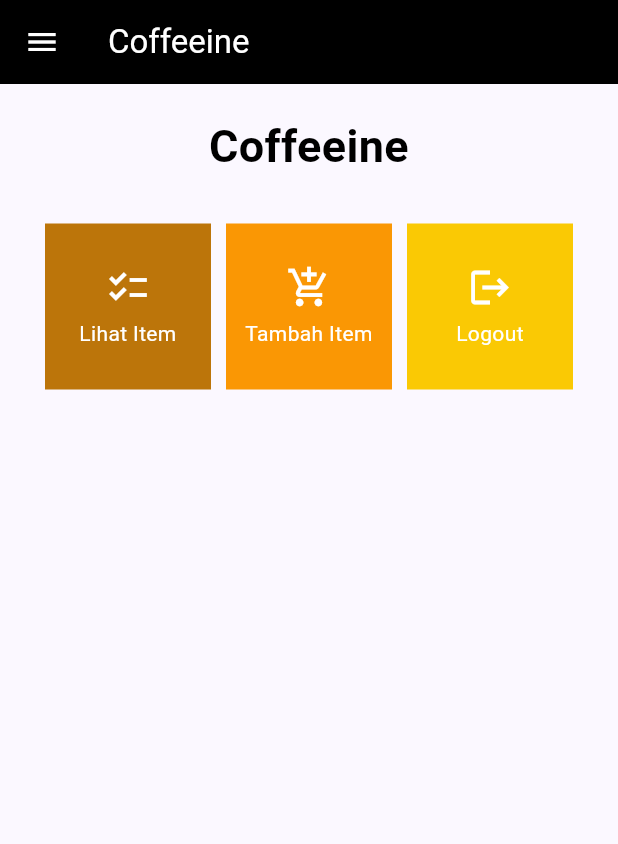
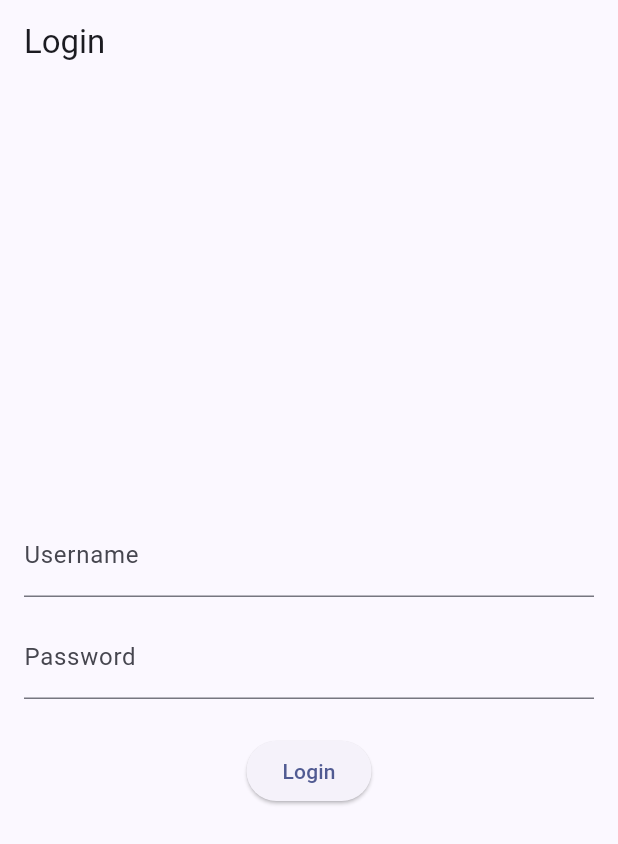
Before and after one commit to odracheer/coffeeine-mobile, a Flutter app: the screen it shows after launch, on a phone screen of 412 x 824 dp. Shown: the top 844 px of the screen. Run offline on Flutter 3.47's test engine with Material 2 defaults, Android fonts, the phone set to English and light mode, and no system bars; missing offline and left inert: pbp_django_auth.

Commit message:
Adding files for tugas 9

```diff
--- a/lib/main.dart
+++ b/lib/main.dart
@@ -1,5 +1,8 @@
 import 'package:flutter/material.dart';
 import 'package:coffeeine/screens/menu.dart';
+import 'package:provider/provider.dart';
+import 'package:pbp_django_auth/pbp_django_auth.dart';
+import 'package:coffeeine/screens/login.dart';
 
 
 void main() {
@@ -7,33 +10,23 @@
 }
 
 class MyApp extends StatelessWidget {
-  const MyApp({super.key});
+  const MyApp({Key? key}) : super(key: key);
 
-  // This widget is the root of your application.
  @override
     Widget build(BuildContext context) {
-    return MaterialApp(
+        return Provider(
+            create: (_) {
+                CookieRequest request = CookieRequest();
+                return request;
+            },
+            child: MaterialApp(
                 title: 'Coffeeine',
                 theme: ThemeData(
-        // This is the theme of your application.
-        //
-        // TRY THIS: Try running your application with "flutter run". You'll see
-        // the application has a blue toolbar. Then, without quitting the app,
-        // try changing the seedColor in the colorScheme below to Colors.green
-        // and then invoke "hot reload" (save your changes or press the "hot
-        // reload" button in a Flutter-supported IDE, or press "r" if you used
-        // the command line to start the app).
-        //
-        // Notice that the counter didn't reset back to zero; the application
-        // state is not lost during the reload. To reset the state, use hot
-        // restart instead.
-        //
-        // This works for code too, not just values: Most code changes can be
-        // tested with just a hot reload.
                     colorScheme: ColorScheme.fromSeed(seedColor: Colors.indigo),
                     useMaterial3: true,
                 ),
-      home: MyHomePage(),
+                home: const LoginPage()
+            ),
         );
     }
 }
--- /dev/null
+++ b/lib/screens/login.dart
@@ -0,0 +1,113 @@
+import 'package:coffeeine/screens/menu.dart';
+import 'package:flutter/material.dart';
+import 'package:pbp_django_auth/pbp_django_auth.dart';
+import 'package:provider/provider.dart';
+
+void main() {
+    runApp(const LoginApp());
+}
+
+class LoginApp extends StatelessWidget {
+const LoginApp({super.key});
+
+@override
+Widget build(BuildContext context) {
+    return MaterialApp(
+        title: 'Login',
+        theme: ThemeData(
+            primarySwatch: Colors.blue,
+    ),
+    home: const LoginPage(),
+    );
+    }
+}
+
+class LoginPage extends StatefulWidget {
+    const LoginPage({super.key});
+
+    @override
+    _LoginPageState createState() => _LoginPageState();
+}
+
+class _LoginPageState extends State<LoginPage> {
+    final TextEditingController _usernameController = TextEditingController();
+    final TextEditingController _passwordController = TextEditingController();
+
+    @override
+    Widget build(BuildContext context) {
+        final request = context.watch<CookieRequest>();
+        return Scaffold(
+            appBar: AppBar(
+                title: const Text('Login'),
+            ),
+            body: Container(
+                padding: const EdgeInsets.all(16.0),
+                child: Column(
+                    mainAxisAlignment: MainAxisAlignment.center,
+                    children: [
+                        TextField(
+                            controller: _usernameController,
+                            decoration: const InputDecoration(
+                                labelText: 'Username',
+                            ),
+                        ),
+                        const SizedBox(height: 12.0),
+                        TextField(
+                            controller: _passwordController,
+                            decoration: const InputDecoration(
+                                labelText: 'Password',
+                            ),
+                            obscureText: true,
+                        ),
+                        const SizedBox(height: 24.0),
+                        ElevatedButton(
+                            onPressed: () async {
+                                String username = _usernameController.text;
+                                String password = _passwordController.text;
+
+                                // Cek kredensial
+                                // Untuk menyambungkan Android emulator dengan Django pada localhost,
+                                // gunakan URL http://10.0.2.2/
+                                final response = await request.login("http://127.0.0.1:8000/json/", {
+                                'username': username,
+                                'password': password,
+                                });
+
+                                if (request.loggedIn) {
+                                    String message = response['message'];
+                                    String uname = response['username'];
+                                    Navigator.pushReplacement(
+                                        context,
+                                        MaterialPageRoute(builder: (context) => MyHomePage()),
+                                    );
+                                    ScaffoldMessenger.of(context)
+                                        ..hideCurrentSnackBar()
+                                        ..showSnackBar(
+                                            SnackBar(content: Text("$message Selamat datang, $uname.")));
+                                    } else {
+                                    showDialog(
+                                        context: context,
+                                        builder: (context) => AlertDialog(
+                                            title: const Text('Login Gagal'),
+                                            content:
+                                                Text(response['message']),
+                                            actions: [
+                                                TextButton(
+                                                    child: const Text('OK'),
+                                                    onPressed: () {
+                                                        Navigator.pop(context);
+                                                    },
+                                                ),
+                                            ],
+                                        ),
+                                    );
+                                }
+                            },
+                            child: const Text('Login'),
+                        ),
+                    ],
+                ),
+            ),
+        );
+    }
+}
--- a/lib/screens/menu.dart
+++ b/lib/screens/menu.dart
@@ -1,7 +1,5 @@
-import 'package:coffeeine/screens/show_coffee.dart';
 import 'package:flutter/material.dart';
 import 'package:coffeeine/widgets/left_drawer.dart';
-import 'package:coffeeine/screens/coffee_form.dart';
 import 'package:coffeeine/widgets/shop_card.dart';
 
 class MyHomePage extends StatelessWidget {
@@ -68,63 +66,3 @@
     );
   }
 }
-
-class ShopCard extends StatelessWidget {
-  final ShopItem item;
-
-  const ShopCard(this.item, {super.key}); // Constructor
-
-  @override
-  Widget build(BuildContext context) {
-    return Material(
-
-      color: item.color,
-
-      child: InkWell(
-        // Area responsive terhadap sentuhan
-        onTap: () {
-          // Memunculkan SnackBar ketika diklik
-          ScaffoldMessenger.of(context)
-            ..hideCurrentSnackBar()
-            ..showSnackBar(SnackBar(
-                content: Text("Kamu telah menekan tombol ${item.name}")));
-
-          if (item.name == "Tambah Item") {
-            Navigator.push(
-                  context,
-                  MaterialPageRoute(builder: (context) => const CoffeeFormPage(),
-            ));
-          }
-          else if (item.name == "Lihat Item") {
-            Navigator.push(
-                  context,
-                  MaterialPageRoute(builder: (context) => const ShowCoffeePage(),
-            ));
-          }
-        },
-        child: Container(
-          // Container untuk menyimpan Icon dan Text
-          padding: const EdgeInsets.all(8),
-          child: Center(
-            child: Column(
-              mainAxisAlignment: MainAxisAlignment.center,
-              children: [
-                Icon(
-                  item.icon,
-                  color: Colors.white,
-                  size: 30.0,
-                ),
-                const Padding(padding: EdgeInsets.all(3)),
-                Text(
-                  item.name,
-                  textAlign: TextAlign.center,
-                  style: const TextStyle(color: Colors.white),
-                ),
-              ],
-            ),
-          ),
-        ),
-      ),
-    );
-  }
-}
--- a/lib/widgets/globals.dart
+++ b/lib/widgets/globals.dart
@@ -1,4 +1,4 @@
-library libshop_mobile.globals;
-import 'package:coffeeine/screens/coffee_form.dart';
+// library libshop_mobile.globals;
+// import 'package:coffeeine/screens/coffee_form.dart';
 
-List<Coffee> coffeeList = [];
+// List<Coffee> coffeeList = [];
--- a/pubspec.yaml
+++ b/pubspec.yaml
@@ -35,6 +35,9 @@
   # The following adds the Cupertino Icons font to your application.
   # Use with the CupertinoIcons class for iOS style icons.
   cupertino_icons: ^1.0.2
+  provider: ^6.1.1
+  pbp_django_auth: ^0.4.0
+  http: ^1.1.0
 
 dev_dependencies:
   flutter_test:
```
Also changed, not shown: lib/models/item.dart (added, +65 -0 lines), lib/screens/coffee_form.dart (+33 -31 lines), lib/screens/list_item.dart (added, +90 -0 lines), lib/screens/show_coffee.dart (+49 -49 lines), lib/widgets/left_drawer.dart (+12 -11 lines), lib/widgets/shop_card.dart (+85 -0 lines), pubspec.lock, 2 other files. Lines whose indentation alone changed are shown as unchanged.
